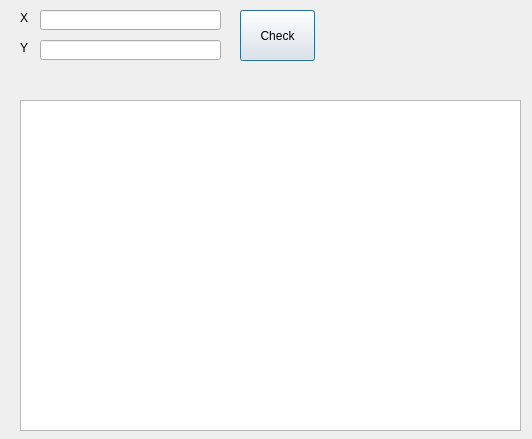
jankowskipawel/Visimind, file check_coordinates/check_coordinates_dialog_base.ui: the form before one commit.
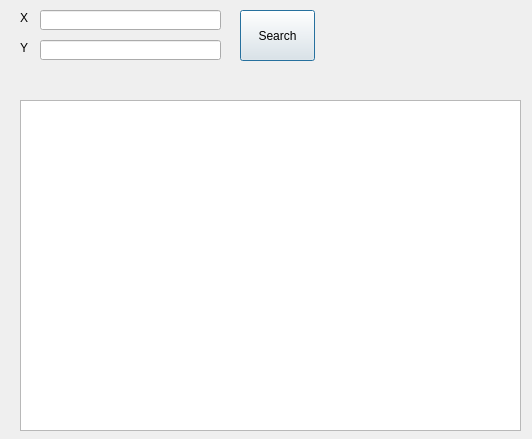
The form after the commit.

Commit message: Add README.md, change button text

The edit to the form file:
```diff
--- a/check_coordinates/check_coordinates_dialog_base.ui
+++ b/check_coordinates/check_coordinates_dialog_base.ui
@@ -81,7 +81,7 @@
     </rect>
    </property>
    <property name="text">
-    <string>Check</string>
+    <string>Search</string>
    </property>
   </widget>
   <widget class="QTextEdit" name="textEdit">
```
The commit also changes 3 other files.
